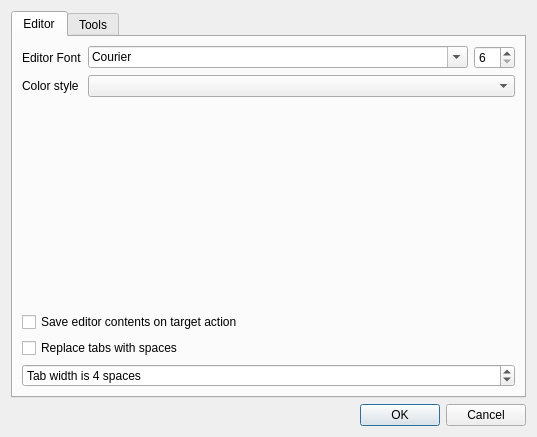
First picture: the form in configdialog.ui, repository martinribelotta/embedded-ide, before the edit.
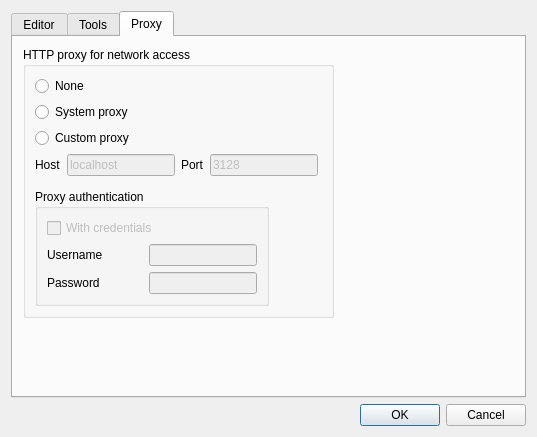
Second picture: the form after the edit. Icons and pictures are not drawn. Custom widgets are drawn as their Qt base class.

Commit message: ref #9 - Add a tab in config dialog with the proxy settings parameters.

What changed in the file:
```diff
--- a/configdialog.ui
+++ b/configdialog.ui
@@ -17,7 +17,7 @@
    <item>
     <widget class="QTabWidget" name="tabWidget">
      <property name="currentIndex">
-      <number>0</number>
+      <number>2</number>
      </property>
      <widget class="QWidget" name="tab">
       <attribute name="title">
@@ -250,6 +250,193 @@
        </item>
       </layout>
      </widget>
+     <widget class="QWidget" name="proxySettings">
+      <attribute name="title">
+       <string>Proxy</string>
+      </attribute>
+      <widget class="QGroupBox" name="groupBox_3">
+       <property name="geometry">
+        <rect>
+         <x>10</x>
+         <y>10</y>
+         <width>311</width>
+         <height>271</height>
+        </rect>
+       </property>
+       <property name="title">
+        <string>HTTP proxy for network access</string>
+       </property>
+       <layout class="QFormLayout" name="formLayout">
+        <item row="0" column="0">
+         <layout class="QVBoxLayout" name="verticalLayout_2">
+          <item>
+           <widget class="QRadioButton" name="noProxy">
+            <property name="text">
+             <string>None</string>
+            </property>
+           </widget>
+          </item>
+          <item>
+           <widget class="QRadioButton" name="systemProxy">
+            <property name="text">
+             <string>System proxy</string>
+            </property>
+           </widget>
+          </item>
+          <item>
+           <widget class="QRadioButton" name="userProxy">
+            <property name="text">
+             <string>Custom proxy</string>
+            </property>
+           </widget>
+          </item>
+         </layout>
+        </item>
+        <item row="3" column="0">
+         <widget class="QGroupBox" name="groupBox">
+          <property name="title">
+           <string>Proxy authentication</string>
+          </property>
+          <layout class="QGridLayout" name="gridLayout_4">
+           <item row="0" column="0">
+            <layout class="QVBoxLayout" name="verticalLayout_3">
+             <item>
+              <widget class="QCheckBox" name="useAutentication">
+               <property name="enabled">
+                <bool>false</bool>
+               </property>
+               <property name="text">
+                <string>With credentials</string>
+               </property>
+              </widget>
+             </item>
+             <item>
+              <layout class="QHBoxLayout" name="horizontalLayout_2">
+               <item>
+                <widget class="QLabel" name="labelUsername">
+                 <property name="text">
+                  <string>Username</string>
+                 </property>
+                </widget>
+               </item>
+               <item>
+                <spacer name="horizontalSpacer">
+                 <property name="orientation">
+                  <enum>Qt::Horizontal</enum>
+                 </property>
+                 <property name="sizeHint" stdset="0">
+                  <size>
+                   <width>40</width>
+                   <height>20</height>
+                  </size>
+                 </property>
+                </spacer>
+               </item>
+               <item>
+                <widget class="QLineEdit" name="username">
+                 <property name="enabled">
+                  <bool>false</bool>
+                 </property>
+                 <property name="echoMode">
+                  <enum>QLineEdit::Normal</enum>
+                 </property>
+                </widget>
+               </item>
+              </layout>
+             </item>
+             <item>
+              <layout class="QHBoxLayout" name="horizontalLayout_3">
+               <item>
+                <widget class="QLabel" name="labelPassword">
+                 <property name="text">
+                  <string>Password</string>
+                 </property>
+                </widget>
+               </item>
+               <item>
+                <spacer name="horizontalSpacer_2">
+                 <property name="orientation">
+                  <enum>Qt::Horizontal</enum>
+                 </property>
+                 <property name="sizeHint" stdset="0">
+                  <size>
+                   <width>40</width>
+                   <height>20</height>
+                  </size>
+                 </property>
+                </spacer>
+               </item>
+               <item>
+                <widget class="QLineEdit" name="password">
+                 <property name="enabled">
+                  <bool>false</bool>
+                 </property>
+                 <property name="echoMode">
+                  <enum>QLineEdit::Password</enum>
+                 </property>
+                </widget>
+               </item>
+              </layout>
+             </item>
+            </layout>
+           </item>
+          </layout>
+         </widget>
+        </item>
+        <item row="1" column="0">
+         <layout class="QHBoxLayout" name="horizontalLayout">
+          <item>
+           <widget class="QLabel" name="labelHost">
+            <property name="text">
+             <string>Host</string>
+            </property>
+           </widget>
+          </item>
+          <item>
+           <widget class="QLineEdit" name="proxyHost">
+            <property name="enabled">
+             <bool>false</bool>
+            </property>
+            <property name="text">
+             <string>localhost</string>
+            </property>
+           </widget>
+          </item>
+          <item>
+           <widget class="QLabel" name="labelPort">
+            <property name="text">
+             <string>Port</string>
+            </property>
+           </widget>
+          </item>
+          <item>
+           <widget class="QLineEdit" name="proxyPort">
+            <property name="enabled">
+             <bool>false</bool>
+            </property>
+            <property name="text">
+             <string>3128</string>
+            </property>
+           </widget>
+          </item>
+         </layout>
+        </item>
+        <item row="2" column="0">
+         <spacer name="verticalSpacer_2">
+          <property name="orientation">
+           <enum>Qt::Vertical</enum>
+          </property>
+          <property name="sizeHint" stdset="0">
+           <size>
+            <width>20</width>
+            <height>40</height>
+           </size>
+          </property>
+         </spacer>
+        </item>
+       </layout>
+      </widget>
+     </widget>
     </widget>
    </item>
    <item>
```
Left out of the diff: 168 changed lines with no effect on the pictures. The commit also changes 2 other files.
